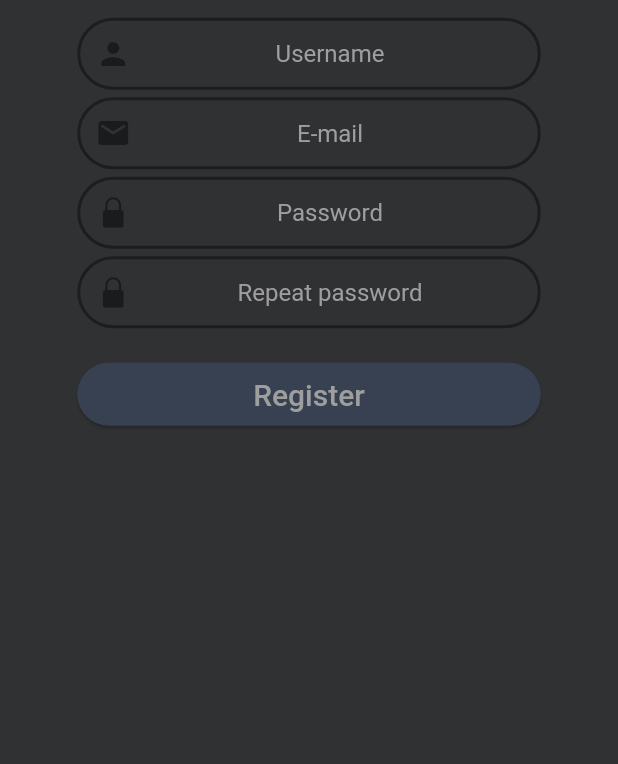
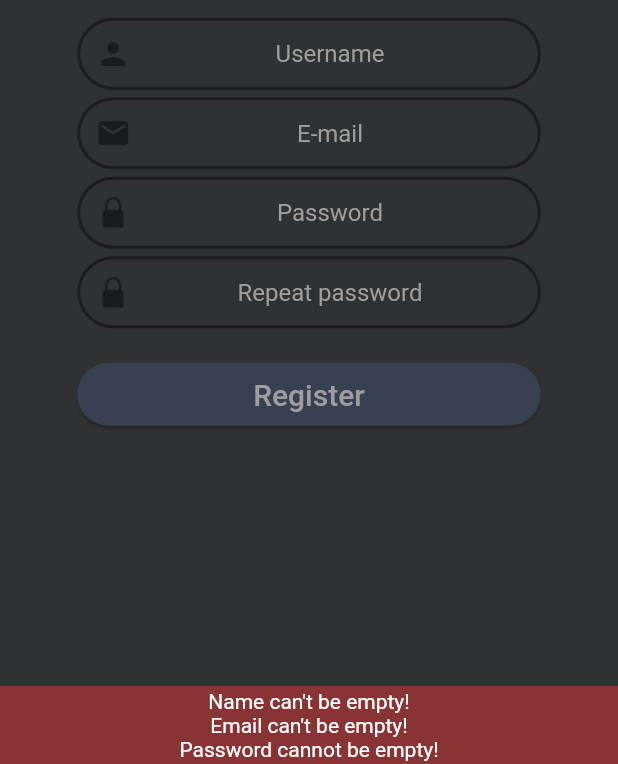
Before and after one commit to zorro-ftw/volink, a Flutter app: the RegistrationScreen screen opened directly, after a tap on "Register", on a phone screen of 412 x 824 dp, the part 472-1236 px from its top. Run offline on Flutter 3.47's test engine with Material 2 defaults, Android fonts, the phone set to English and light mode, and no system bars; our stand-ins replace audio_video_progress_bar, circular_profile_avatar, cloud_firestore, firebase_auth, firebase_core, persistent_bottom_nav_bar and 1 more; missing offline and left inert: firebase_auth_platform_interface, gradient_text; accounts and stored records are empty.

Commit message:
Registraion and login functions are added.

```diff
--- a/lib/constants.dart
+++ b/lib/constants.dart
@@ -1,4 +1,6 @@
 import 'package:flutter/material.dart';
+
+const kDefaultProfilePhotoURL = '';
 
 const kBackgroundColor = Color(0xFF303133);
 const kTextGradientColor1 = Color(0xFF399E86);
--- a/lib/firebase_services/auth_service.dart
+++ b/lib/firebase_services/auth_service.dart
@@ -0,0 +1,116 @@
+import 'package:cloud_firestore/cloud_firestore.dart';
+import 'package:firebase_auth/firebase_auth.dart';
+import 'package:string_validator/string_validator.dart';
+import 'package:firebase_auth_platform_interface/firebase_auth_platform_interface.dart';
+import 'package:volink/constants.dart';
+import 'package:volink/firebase_services/data_service.dart';
+
+class AuthService {
+  final _auth = FirebaseAuth.instance;
+
+  currentUser() async {
+    return _auth.currentUser;
+  }
+
+  String get currentUserId {
+    return _auth.currentUser.uid;
+  }
+
+  currentUserEmail() async {
+    return _auth.currentUser.email.toString();
+  }
+
+  currentUserName() async {
+    return _auth.currentUser.displayName;
+  }
+
+  Future signInWithEmailAndPassword(email, password) async {
+    return await _auth.signInWithEmailAndPassword(
+        email: email, password: password);
+  }
+
+  Future<bool> signIN(email, password) async {
+    try {
+      final user = await signInWithEmailAndPassword(email, password);
+      if (user != null) {
+        return true;
+      }
+    } on FirebaseAuthException catch (e) {
+      print(e.message);
+      return false;
+    }
+  }
+
+  Future registerUser({String email, String password, String userName}) async {
+    try {
+      final newUser = await _auth.createUserWithEmailAndPassword(
+          email: email, password: password);
+
+      print(newUser);
+      if (newUser != null) {
+        print(newUser);
+        await _auth.currentUser.updateDisplayName(userName);
+        await DataService().addData(collectionPath: 'users', data: {
+          'userID': currentUserId,
+          'registeredAt': Timestamp.now(),
+          'userName': userName,
+          'profilePhotoURL': kDefaultProfilePhotoURL
+        });
+      }
+    } on FirebaseAuthException catch (e) {
+      print(e.toString());
+    }
+  }
+
+  Future<void> logout() async {
+    await _auth.signOut();
+  }
+}
+
+class EmailValidator {
+  static String validate(String email) {
+    if (email == null || email.isEmpty) {
+      return "Email can't be empty!";
+    } else if (!isEmail(email)) {
+      return "Not a valid e-mail!";
+    }
+    return null;
+  }
+}
+
+class NameValidator {
+  static String validate(String name) {
+    String pattern = r'^[a-zA-Z0-9\s]+$';
+    if (name == null || name.isEmpty) {
+      return "Name can't be empty!";
+    } else if (name.length < 3) {
+      return "Name can't be shorter than 3 characters!";
+    } else if (name.length > 20) {
+      return "Name can't be longer than 20 characters!";
+    } else if (!isAlpha(name[0])) {
+      return "First character of a name must be a letter!";
+    }
+    RegExp regExp = new RegExp(pattern);
+    if (!regExp.hasMatch(name)) {
+      return "Name must be alphanumerical characters only!";
+    }
+    return null;
+  }
+}
+
+class PasswordValidator {
+  static String validate(String value, value2) {
+    if (value == null || value.isEmpty) {
+      return "Password cannot be empty!";
+    }
+    if (value2 != value) {
+      return "Passwords do not match!";
+    }
+    String pattern = r'^(?=.*?[a-z])(?=.*?[0-9])(?=.*?[!@#\$&*~,.]).{8,}$';
+    RegExp regExp = new RegExp(pattern);
+    if (!regExp.hasMatch(value)) {
+      return "Password must contain at least 8 characters, a letter, number and special character!";
+    }
+    return null;
+  }
+}
--- a/lib/main.dart
+++ b/lib/main.dart
@@ -2,8 +2,11 @@ import 'package:flutter/material.dart';
 import 'package:provider/provider.dart';
 import 'package:volink/screens/login_screen.dart';
 import 'package:volink/models/chats_list_data.dart';
+import 'package:firebase_core/firebase_core.dart';
 
-void main() {
+void main() async {
+  WidgetsFlutterBinding.ensureInitialized();
+  await Firebase.initializeApp();
   runApp(Volink());
 }
 
--- a/lib/models/chats_list_data.dart
+++ b/lib/models/chats_list_data.dart
@@ -153,15 +153,7 @@ class ChatsListData extends ChangeNotifier {
       peerPhotoURL:
           "https://icon-library.com/images/default-profile-icon/default-profile-icon-24.jpg",
       lastMessageAt: DateTime.now(),
-      messages: [
-        Message(
-            messageID: "asd",
-            sentAt: DateTime.now(),
-            receiverID: "asd",
-            receiverName: "asd",
-            senderID: "asd",
-            senderName: "asd"),
-      ],
+      messages: [],
     ),
   ];
   get userChatsCount {
--- a/lib/screens/login_screen.dart
+++ b/lib/screens/login_screen.dart
@@ -1,7 +1,9 @@
+import 'package:firebase_auth/firebase_auth.dart';
 import 'package:flutter/cupertino.dart';
 import 'package:flutter/material.dart';
 import 'package:volink/constants.dart';
 import 'package:gradient_text/gradient_text.dart';
+import 'package:volink/firebase_services/auth_service.dart';
 import 'package:volink/screens/main_screen.dart';
 import 'package:volink/screens/registration_screen.dart';
 import 'package:volink/widgets/round_button.dart';
@@ -13,6 +15,9 @@ class LoginScreen extends StatefulWidget {
 }
 
 class _LoginScreenState extends State<LoginScreen> {
+  String email;
+  String password;
+
   @override
   Widget build(BuildContext context) {
     return Scaffold(
@@ -47,13 +52,16 @@ class _LoginScreenState extends State<LoginScreen> {
                 enabledBorderColor: Color(0xFF1D1D1F),
                 focusedBorderColor: Colors.grey,
                 inputTextStyle: TextStyle(color: Colors.grey),
+                onChanged: (value) {
+                  email = value;
+                },
               ),
               SizedBox(
                 height: 6,
               ),
               CustomTextField(
                 onChanged: (value) {
-                  print(value);
+                  password = value;
                 },
                 prefixIcon: Icon(CupertinoIcons.lock_fill),
                 hintText: "Password",
@@ -68,14 +76,27 @@ class _LoginScreenState extends State<LoginScreen> {
               RoundButton(
                   title: "Login",
                   color: kButtonBackgroundColor,
-                  onPressed: () {
+                  onPressed: () async {
                     //TODO - 1 - Login fonksiyonu çağırılacak
+                    final bool checkSignIn =
+                        await AuthService().signIN(email, password);
+
+                    if (checkSignIn) {
                       Navigator.push(
                         context,
-                      MaterialPageRoute(builder: (context) {
+                        MaterialPageRoute(
+                          builder: (context) {
                             return MainScreen();
-                      }),
+                          },
+                        ),
                       );
+                    } else {
+                      ScaffoldMessenger.of(context).showSnackBar(
+                        SnackBar(
+                          content: Text("Wrong username/password!"),
+                        ),
+                      );
+                    }
                   }),
               SizedBox(
                 height: 5,
@@ -110,8 +131,7 @@ class _LoginScreenState extends State<LoginScreen> {
                         style: TextStyle(
                           fontSize: 16,
                           color: Colors.blue,
-                            decoration: TextDecoration.underline,
-                            decorationThickness: 2),
+                        ),
                       ),
                     ),
                     Container()
--- a/lib/screens/registration_screen.dart
+++ b/lib/screens/registration_screen.dart
@@ -1,6 +1,8 @@
 import 'package:flutter/cupertino.dart';
 import 'package:flutter/material.dart';
 import 'package:volink/constants.dart';
+import 'package:volink/firebase_services/auth_service.dart';
+import 'package:volink/screens/login_screen.dart';
 import 'package:volink/widgets/custom_textfield.dart';
 import 'package:volink/widgets/round_button.dart';
 
@@ -10,6 +12,73 @@ class RegistrationScreen extends StatefulWidget {
 }
 
 class _RegistrationScreenState extends State<RegistrationScreen> {
+  String userName, password, passwordRep, email;
+
+  startRegister(BuildContext context) async {
+    final String nameValidate = NameValidator.validate(userName);
+    final String emailValidate = EmailValidator.validate(email);
+    final String passwordValidate =
+        PasswordValidator.validate(password, passwordRep);
+    if (nameValidate != null ||
+        emailValidate != null ||
+        passwordValidate != null) {
+      ScaffoldMessenger.of(context).showSnackBar(
+        SnackBar(
+          padding: EdgeInsets.all(2),
+          backgroundColor: Color(0xFF893434),
+          content: Container(
+            child: Column(
+              mainAxisSize: MainAxisSize.min,
+              children: [
+                nameValidate == null
+                    ? Container()
+                    : Text(
+                        nameValidate,
+                        textAlign: TextAlign.center,
+                      ),
+                emailValidate == null
+                    ? Container()
+                    : Text(
+                        emailValidate,
+                        textAlign: TextAlign.center,
+                      ),
+                passwordValidate == null
+                    ? Container()
+                    : Text(
+                        passwordValidate,
+                        textAlign: TextAlign.center,
+                      )
+              ],
+            ),
+          ),
+        ),
+      );
+    } else {
+      await AuthService()
+          .registerUser(email: email, password: password, userName: userName);
+      ScaffoldMessenger.of(context).showSnackBar(
+        SnackBar(
+          padding: EdgeInsets.all(2),
+          backgroundColor: Color(0xFF3C7940),
+          content: Container(
+            child: Column(
+              mainAxisSize: MainAxisSize.min,
+              children: [Text("Registered succesfully!")],
+            ),
+          ),
+        ),
+      );
+      Navigator.push(
+        context,
+        MaterialPageRoute(
+          builder: (context) {
+            return LoginScreen();
+          },
+        ),
+      );
+    }
+  }
+
   @override
   Widget build(BuildContext context) {
     return Scaffold(
@@ -32,6 +101,9 @@ class _RegistrationScreenState extends State<RegistrationScreen> {
                 enabledBorderColor: Color(0xFF1D1D1F),
                 focusedBorderColor: Colors.grey,
                 inputTextStyle: TextStyle(color: Colors.grey),
+                onChanged: (value) {
+                  userName = value;
+                },
               ),
               SizedBox(
                 height: 5,
@@ -43,36 +115,48 @@ class _RegistrationScreenState extends State<RegistrationScreen> {
                 enabledBorderColor: Color(0xFF1D1D1F),
                 focusedBorderColor: Colors.grey,
                 inputTextStyle: TextStyle(color: Colors.grey),
+                onChanged: (value) {
+                  email = value;
+                },
               ),
               SizedBox(
                 height: 5,
               ),
               CustomTextField(
+                hideText: true,
                 prefixIcon: Icon(CupertinoIcons.lock_fill),
                 hintText: "Password",
                 enabledBorderColor: Color(0xFF1D1D1F),
                 focusedBorderColor: Colors.grey,
                 inputTextStyle: TextStyle(color: Colors.grey),
+                onChanged: (value) {
+                  password = value;
+                },
               ),
               SizedBox(
                 height: 5,
               ),
               CustomTextField(
+                hideText: true,
                 prefixIcon: Icon(CupertinoIcons.lock_fill),
                 hintText: "Repeat password",
                 enabledBorderColor: Color(0xFF1D1D1F),
                 focusedBorderColor: Colors.grey,
                 inputTextStyle: TextStyle(color: Colors.grey),
+                onChanged: (value) {
+                  passwordRep = value;
+                },
               ),
               SizedBox(
                 height: 12,
               ),
               RoundButton(
-                  title: "Register",
-                  color: kButtonBackgroundColor,
-                  onPressed: () {
-                    //TODO - 1 - Firebase register çağırılacak
-                  }),
+                title: "Register",
+                color: kButtonBackgroundColor,
+                onPressed: () async {
+                  await startRegister(context);
+                },
+              ),
             ],
           ),
         ),
--- a/lib/viewmodels/messages_list.dart
+++ b/lib/viewmodels/messages_list.dart
@@ -8,7 +8,11 @@ class MessagesList extends StatelessWidget {
 
   @override
   Widget build(BuildContext context) {
-    return ListView.builder(
+    return chat.messages.length == 0
+        ? Center(
+            child: Text("Send a message and start conversation!"),
+          )
+        : ListView.builder(
             reverse: true,
             itemBuilder: (context, index) {
               return MessageTile(
--- a/pubspec.yaml
+++ b/pubspec.yaml
@@ -35,6 +35,10 @@ dependencies:
   intl: ^0.17.0
   just_audio: ^0.9.13
   audio_video_progress_bar: ^0.9.0
+  firebase_core: ^1.3.0
+  cloud_firestore: ^2.2.2
+  firebase_auth: ^1.4.1
+  string_validator: ^0.3.0
 
 dev_dependencies:
   flutter_test:
```
Also changed, not shown: lib/firebase_services/data_service.dart (+64 -0 lines), pubspec.lock, 5 other files. Lines whose indentation alone changed are shown as unchanged.
